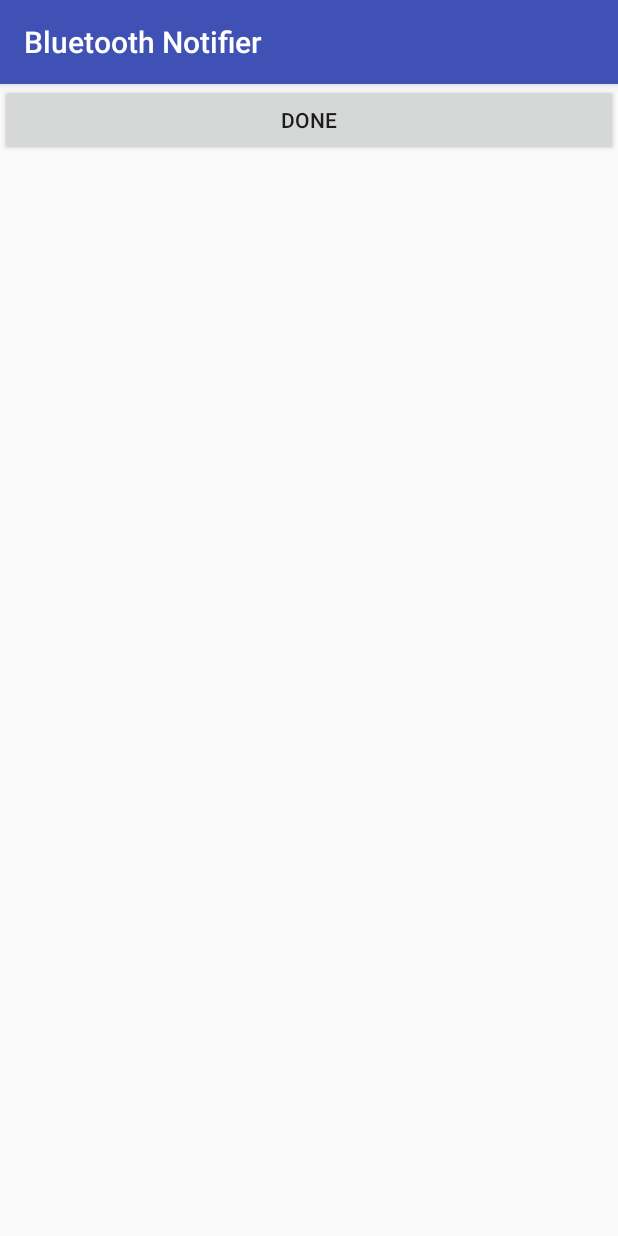
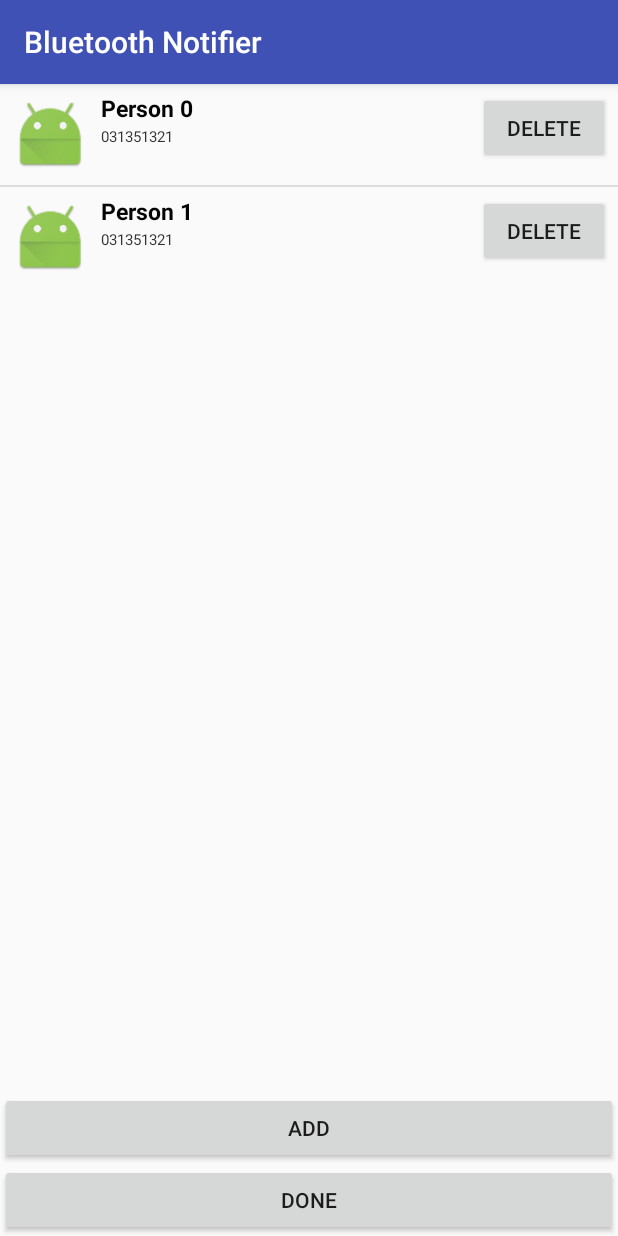
Before and after one commit to HoangNHM/BluetoothNotifier, an Android app: the SettingActivity screen opened directly, with no data from a screen before it, on a phone screen of 412 x 824 dp. Run offline under Robolectric (Android 15) with nearby library versions, the phone set to English and light mode, and no system bars.

```diff
--- a/app/src/main/AndroidManifest.xml
+++ b/app/src/main/AndroidManifest.xml
@@ -13,7 +13,9 @@
         android:label="@string/app_name"
         android:roundIcon="@mipmap/ic_launcher_round"
         android:supportsRtl="true"
-        android:theme="@style/AppTheme">
+        android:theme="@style/AppTheme"
+        android:name=".MyApplication">
+
         <activity android:name=".WelcomeActivity">
             <intent-filter>
                 <action android:name="android.intent.action.MAIN" />
--- a/app/src/main/java/com/mobile/ht/bluetoothnotifier/setting/PersonAdapter.java
+++ b/app/src/main/java/com/mobile/ht/bluetoothnotifier/setting/PersonAdapter.java
@@ -22,20 +22,19 @@ import java.util.ArrayList;
 
 public class PersonAdapter extends BaseAdapter {
 
-    private static LayoutInflater inflater;
     private Activity activity;
     private ArrayList<Person> persons;
 
 
     public PersonAdapter(Activity activity, ArrayList<Person> persons) {
-        inflater = (LayoutInflater) activity.getSystemService(Context.LAYOUT_INFLATER_SERVICE);
+        super();
         this.activity = activity;
         this.persons = persons;
     }
 
     @Override
     public int getCount() {
-        return 0;
+        return persons.size();
     }
 
     @Override
@@ -49,9 +48,10 @@ public class PersonAdapter extends BaseAdapter {
     }
 
     @Override
-    public View getView(int position, View convertView, ViewGroup parent) {
+    public View getView(final int position, View convertView, ViewGroup parent) {
         View v = convertView;
         if (null == convertView) {
+            LayoutInflater inflater = activity.getLayoutInflater();
             v = inflater.inflate(R.layout.list_row_person, null);
         }
 
@@ -62,6 +62,15 @@ public class PersonAdapter extends BaseAdapter {
         tvPersonName.setText(persons.get(position).getName());
         tvPhoneNumber.setText(persons.get(position).getPhoneNumber());
 
+        // btn Delete
+        Button btnDelete = (Button) v.findViewById(R.id.btnDelete);
+        btnDelete.setOnClickListener(new View.OnClickListener() {
+            @Override
+            public void onClick(View v) {
+                persons.remove(position);
+                PersonAdapter.this.notifyDataSetChanged();
+            }
+        });
 
 
         return v;
--- /dev/null
+++ b/app/src/main/java/com/mobile/ht/bluetoothnotifier/setting/PersonFragment.java
@@ -0,0 +1,164 @@
+package com.mobile.ht.bluetoothnotifier.setting;
+
+import android.content.Context;
+import android.content.Intent;
+import android.net.Uri;
+import android.os.Bundle;
+import android.support.v4.app.Fragment;
+import android.util.Log;
+import android.view.LayoutInflater;
+import android.view.View;
+import android.view.ViewGroup;
+import android.widget.AdapterView;
+import android.widget.Button;
+import android.widget.ListView;
+
+import com.mobile.ht.bluetoothnotifier.R;
+import com.mobile.ht.bluetoothnotifier.heart.HeartActivity;
+
+import java.util.ArrayList;
+
+/**
+ * A simple {@link Fragment} subclass.
+ * Activities that contain this fragment must implement the
+ * {@link PersonFragment.OnFragmentInteractionListener} interface
+ * to handle interaction events.
+ * Use the {@link PersonFragment#newInstance} factory method to
+ * create an instance of this fragment.
+ */
+public class PersonFragment extends Fragment {
+    // TODO: Rename parameter arguments, choose names that match
+    // the fragment initialization parameters, e.g. ARG_ITEM_NUMBER
+    private static final String ARG_PARAM1 = "param1";
+    private static final String ARG_PARAM2 = "param2";
+
+    // TODO: Rename and change types of parameters
+    private String mParam1;
+    private String mParam2;
+
+    private ListView lvPerson;
+    private PersonAdapter personAdapter;
+    private ArrayList<Person> persons;
+
+
+    private OnFragmentInteractionListener mListener;
+
+    public PersonFragment() {
+        // Required empty public constructor
+    }
+
+    /**
+     * Use this factory method to create a new instance of
+     * this fragment using the provided parameters.
+     *
+     * @param param1 Parameter 1.
+     * @param param2 Parameter 2.
+     * @return A new instance of fragment PersonFragment.
+     */
+    // TODO: Rename and change types and number of parameters
+    public static PersonFragment newInstance(String param1, String param2) {
+        PersonFragment fragment = new PersonFragment();
+        Bundle args = new Bundle();
+        args.putString(ARG_PARAM1, param1);
+        args.putString(ARG_PARAM2, param2);
+        fragment.setArguments(args);
+        return fragment;
+    }
+
+    @Override
+    public void onCreate(Bundle savedInstanceState) {
+        super.onCreate(savedInstanceState);
+        if (getArguments() != null) {
+            mParam1 = getArguments().getString(ARG_PARAM1);
+            mParam2 = getArguments().getString(ARG_PARAM2);
+        }
+        // Test
+        persons = new ArrayList<Person>(2);
+        for (int i = 0; i < 2; i++) {
+            persons.add(new Person("Person " + i, "031351321"));
+        }
+    }
+
+    @Override
+    public View onCreateView(LayoutInflater inflater, ViewGroup container,
+                             Bundle savedInstanceState) {
+        // Inflate the layout for this fragment
+        View v = inflater.inflate(R.layout.fragment_person, container, false);
+
+
+        lvPerson = (ListView) v.findViewById(R.id.lvPerson);
+        personAdapter = new PersonAdapter(getActivity(), persons);
+        lvPerson.setAdapter(personAdapter);
+        personAdapter.notifyDataSetChanged();
+
+        // btn Add
+        Button btnAdd = (Button) v.findViewById(R.id.btnAdd);
+        btnAdd.setOnClickListener(new View.OnClickListener() {
+            @Override
+            public void onClick(View v) {
+                persons.add(new Person("", ""));
+                personAdapter.notifyDataSetChanged();
+                // edit
+            }
+        });
+        //btn Done
+        Button btnDone = (Button) v.findViewById(R.id.btnDone);
+        btnDone.setOnClickListener(new View.OnClickListener() {
+            @Override
+            public void onClick(View v) {
+                startActivity(new Intent(getActivity(), HeartActivity.class));
+                Log.d("test", "test");
+            }
+        });
+
+        lvPerson.setOnItemLongClickListener(new AdapterView.OnItemLongClickListener() {
+            @Override
+            public boolean onItemLongClick(AdapterView<?> parent, View view, int position, long id) {
+                PersonDialog dialog = PersonDialog.newInstance(position, persons.get(position).getName(), persons.get(position).getPhoneNumber(), persons);
+//                dialog.show(getFragmentManager(), "adf");
+                return false;
+            }
+        });
+
+        return v;
+    }
+
+    // TODO: Rename method, update argument and hook method into UI event
+    public void onButtonPressed(Uri uri) {
+        if (mListener != null) {
+            mListener.onFragmentInteraction(uri);
+        }
+    }
+
+    @Override
+    public void onAttach(Context context) {
+        super.onAttach(context);
+        if (context instanceof OnFragmentInteractionListener) {
+            mListener = (OnFragmentInteractionListener) context;
+        } else {
+            throw new RuntimeException(context.toString()
+                    + " must implement OnFragmentInteractionListener");
+        }
+    }
+
+    @Override
+    public void onDetach() {
+        super.onDetach();
+        mListener = null;
+    }
+
+    /**
+     * This interface must be implemented by activities that contain this
+     * fragment to allow an interaction in this fragment to be communicated
+     * to the activity and potentially other fragments contained in that
+     * activity.
+     * <p>
+     * See the Android Training lesson <a href=
+     * "http://developer.android.com/training/basics/fragments/communicating.html"
+     * >Communicating with Other Fragments</a> for more information.
+     */
+    public interface OnFragmentInteractionListener {
+        // TODO: Update argument type and name
+        void onFragmentInteraction(Uri uri);
+    }
+}
--- a/app/src/main/java/com/mobile/ht/bluetoothnotifier/setting/SettingActivity.java
+++ b/app/src/main/java/com/mobile/ht/bluetoothnotifier/setting/SettingActivity.java
@@ -1,11 +1,13 @@
 package com.mobile.ht.bluetoothnotifier.setting;
 
 import android.content.Intent;
+import android.net.Uri;
 import android.os.Bundle;
 import android.support.v7.app.AppCompatActivity;
 import android.util.Log;
 import android.view.View;
 import android.widget.Button;
+import android.widget.FrameLayout;
 import android.widget.ListView;
 
 import com.mobile.ht.bluetoothnotifier.R;
@@ -13,36 +15,35 @@ import com.mobile.ht.bluetoothnotifier.heart.HeartActivity;
 
 import java.util.ArrayList;
 
-public class SettingActivity extends AppCompatActivity {
+public class SettingActivity extends AppCompatActivity implements PersonFragment.OnFragmentInteractionListener {
 
-    private ArrayList<Person> persons;
-    private ListView lvPerson;
-    private PersonAdapter personAdapter;
+
+
+    private FrameLayout mFmContainer;
 
     @Override
     protected void onCreate(Bundle savedInstanceState) {
         super.onCreate(savedInstanceState);
         setContentView(R.layout.activity_setting);
 
-        // Test
-        persons = new ArrayList<Person>(2);
-        for (int i = 0; i < 2; i++) {
-            persons.add(new Person("Person " + i, "031351321"));
-        }
 
-        lvPerson = (ListView) findViewById(R.id.lvPerson);
-        personAdapter = new PersonAdapter(this, persons);
-        lvPerson.setAdapter(personAdapter);
 
-        //btn Add
-        Button btnAdd = (Button) findViewById(R.id.btnAdd);
-        btnAdd.setOnClickListener(new View.OnClickListener() {
-            @Override
-            public void onClick(View v) {
-                startActivity(new Intent(SettingActivity.this, HeartActivity.class));
-                Log.d("test", "test");
-            }
-        });
+
+        mFmContainer = (FrameLayout) findViewById(R.id.mFmContainer);
+        PersonFragment personFragment = PersonFragment.newInstance("", "");
+        getSupportFragmentManager().beginTransaction()
+                .add(R.id.mFmContainer, personFragment).commit();
+
+
+
+
+
+
+
+    }
+
+    @Override
+    public void onFragmentInteraction(Uri uri) {
 
     }
 }
--- a/app/src/main/res/layout/activity_setting.xml
+++ b/app/src/main/res/layout/activity_setting.xml
@@ -5,21 +5,11 @@
     android:layout_height="match_parent"
     tools:context="com.mobile.ht.bluetoothnotifier.setting.SettingActivity">
 
+        <FrameLayout
+            android:id="@+id/mFmContainer"
+            android:layout_width="match_parent"
+            android:layout_height="match_parent"/>
 
-        <!--<ListView-->
-            <!--android:id="@+id/lvPerson"-->
-            <!--android:layout_width="wrap_content"-->
-            <!--android:layout_height="wrap_content"-->
-            <!--android:listSelector="@drawable/list_selector" />-->
 
-        <ListView
-            android:id="@+id/lvPerson"
-            android:layout_width="wrap_content"
-            android:layout_height="wrap_content" />
-        <Button
-            android:id="@+id/btnAdd"
-            android:text="@string/Add"
-            android:layout_width="match_parent"
-            android:layout_height="wrap_content" />
 
 </RelativeLayout>
--- /dev/null
+++ b/app/src/main/res/layout/fragment_person.xml
@@ -0,0 +1,39 @@
+<LinearLayout xmlns:android="http://schemas.android.com/apk/res/android"
+    xmlns:tools="http://schemas.android.com/tools"
+    android:layout_width="match_parent"
+    android:layout_height="match_parent"
+    android:orientation="vertical"
+    tools:context="com.mobile.ht.bluetoothnotifier.setting.PersonFragment">
+
+    <!-- TODO: Update blank fragment layout -->
+    <LinearLayout
+        android:layout_width="match_parent"
+        android:layout_height="0dp"
+        android:layout_weight="1" >
+
+        <ListView
+            android:id="@+id/lvPerson"
+            android:layout_width="match_parent"
+            android:layout_height="wrap_content" />
+    </LinearLayout>
+
+    <LinearLayout
+        android:layout_width="match_parent"
+        android:layout_height="wrap_content"
+        android:orientation="vertical">
+
+        <Button
+            android:id="@+id/btnAdd"
+            android:text="@string/Add"
+            android:layout_width="match_parent"
+            android:layout_height="wrap_content" />
+
+        <Button
+            android:id="@+id/btnDone"
+            android:text="@string/Done"
+            android:layout_width="match_parent"
+            android:layout_height="wrap_content" />
+    </LinearLayout>
+
+
+</LinearLayout>
--- a/app/src/main/res/layout/list_row_person.xml
+++ b/app/src/main/res/layout/list_row_person.xml
@@ -1,49 +1,61 @@
 <?xml version="1.0" encoding="utf-8"?>
 <RelativeLayout xmlns:android="http://schemas.android.com/apk/res/android"
-android:layout_width="fill_parent"
+android:layout_width="match_parent"
 android:layout_height="wrap_content"
-android:background="@drawable/list_selector"
-android:orientation="horizontal"
 android:padding="5dip" >
+    <!--android:background="@drawable/list_selector"-->
 
 <!--  ListRow Left Thumbnail image -->
 <LinearLayout android:id="@+id/thumbnail"
     android:layout_width="wrap_content"
     android:layout_height="wrap_content"
     android:padding="3dip"
-    android:layout_alignParentLeft="true"
-    android:layout_marginRight="5dip">
+    android:layout_alignParentStart="true"
+    android:layout_marginEnd="5dip">
 
     <ImageView
         android:id="@+id/list_image"
         android:layout_width="50dip"
-        android:layout_height="50dip"/>
+        android:layout_height="50dip"
+        android:background="@mipmap/ic_launcher"/>
 
 </LinearLayout>
 
 <!-- Person name-->
+    <LinearLayout
+        android:layout_width="wrap_content"
+        android:layout_height="wrap_content"
+        android:orientation="vertical"
+        android:layout_toEndOf="@id/thumbnail"
+        android:layout_centerHorizontal="true">
+
         <TextView
             android:id="@+id/tvPersonName"
             android:layout_width="wrap_content"
             android:layout_height="wrap_content"
-    android:layout_alignTop="@+id/thumbnail"
-    android:layout_toRightOf="@+id/thumbnail"
             android:text="Rihanna Love the way lie"
             android:textColor="#040404"
             android:typeface="sans"
             android:textSize="15dip"
             android:textStyle="bold"/>
 
-<!-- Phone number -->
         <TextView
             android:id="@+id/tvPhoneNumber"
             android:layout_width="fill_parent"
             android:layout_height="wrap_content"
-    android:layout_below="@id/tvPersonName"
             android:textColor="#343434"
             android:textSize="10dip"
             android:layout_marginTop="1dip"
-    android:layout_toRightOf="@+id/thumbnail"
+            android:layout_toEndOf="@id/thumbnail"
             android:text="Just gona stand there and ..." />
+    </LinearLayout>
+
+<!-- Phone number -->
+    <Button
+        android:id="@+id/btnDelete"
+        android:layout_alignParentEnd="true"
+        android:layout_width="wrap_content"
+        android:layout_height="wrap_content"
+        android:text="Delete" />
 
 </RelativeLayout>
--- a/app/src/main/res/values/strings.xml
+++ b/app/src/main/res/values/strings.xml
@@ -73,5 +73,12 @@
     <string name="pref_ringtone_silent">Silent</string>
 
     <string name="pref_title_vibrate">Vibrate</string>
-    <string name="Add">Done</string>
+    <string name="Add">Add</string>
+
+    <!-- TODO: Remove or change this placeholder text -->
+    <string name="hello_blank_fragment">Hello blank fragment</string>
+    <string name="Done">Done</string>
+    <string name="Name">Name :</string>
+    <string name="PhoneNumber">Phone number :</string>
+    <string name="Save">Save</string>
 </resources>
```
Also changed, not shown: app/src/main/java/com/mobile/ht/bluetoothnotifier/MyApplication.java (added, +32 -0 lines), app/src/main/java/com/mobile/ht/bluetoothnotifier/setting/PersonDialog.java (added, +74 -0 lines), app/src/main/res/layout/dialog_person.xml (added, +49 -0 lines). Lines whose indentation alone changed are shown as unchanged.
